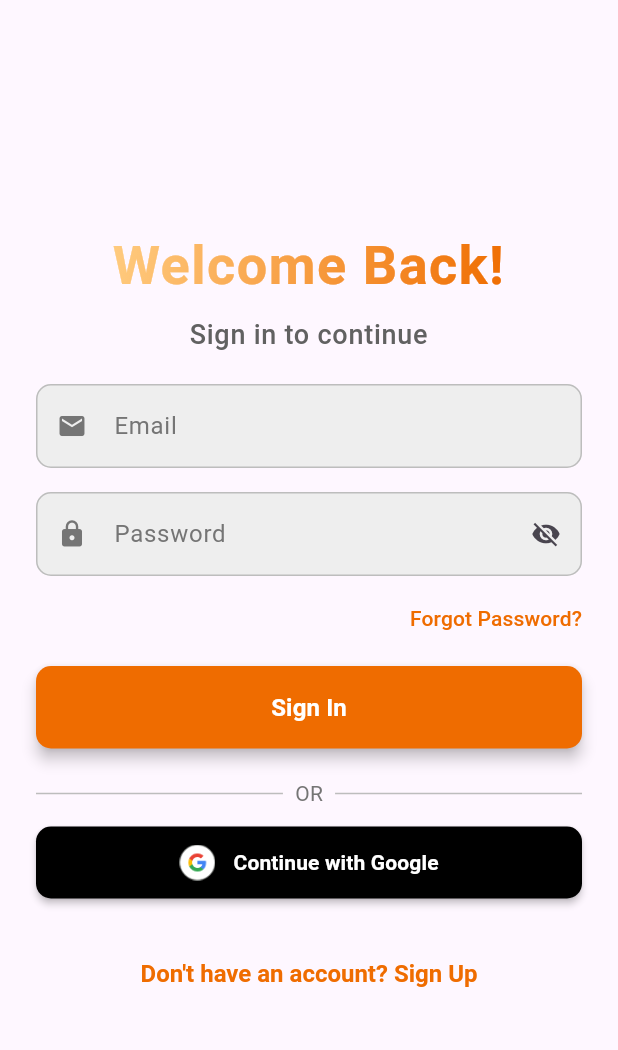
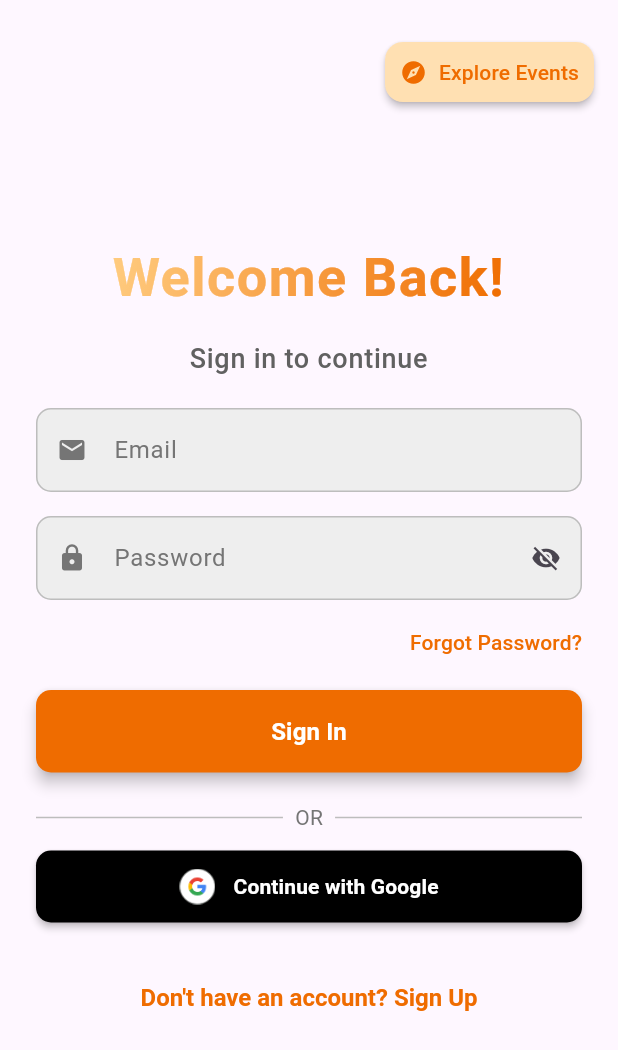
Before and after one commit to giulionyakunga/tiketi_mkononi, a Flutter app: the LoginScreen screen opened by its route, on a phone screen of 412 x 824 dp. Shown: the top 1050 px of the screen. Run offline on Flutter 3.47's test engine with Material 3 defaults, Android fonts, the phone set to English and light mode, and no system bars; our stand-ins replace cached_network_image, flutter_riverpod, go_router, google_sign_in, image_picker, infinite_scroll_pagination and 5 more; missing offline and left inert: qr_code_scanner; accounts and stored records are empty.

Commit message:
Update login_screen.dart

```diff
--- a/lib/screens/auth/login_screen.dart
+++ b/lib/screens/auth/login_screen.dart
@@ -1,22 +1,29 @@
 import 'dart:convert';
 import 'dart:io';
+import 'package:flutter/foundation.dart';
 import 'package:flutter/material.dart';
+import 'package:flutter_riverpod/flutter_riverpod.dart';
+import 'package:go_router/go_router.dart';
 import 'package:shared_preferences/shared_preferences.dart';
 import 'package:tiketi_mkononi/models/user_profile.dart';
+import 'package:tiketi_mkononi/screens/event_details_page.dart';
+import 'package:tiketi_mkononi/screens/event_providers.dart';
 import 'package:tiketi_mkononi/services/storage_service.dart';
 import '../../env.dart';
 import 'package:http/http.dart' as http;
 import 'package:google_sign_in/google_sign_in.dart';
 import 'package:sign_in_with_apple/sign_in_with_apple.dart';
+import 'web_setup_stub.dart'
+if (dart.library.html) 'web_setup_web.dart';
 
-class LoginScreen extends StatefulWidget {
+class LoginScreen extends ConsumerStatefulWidget {
   const LoginScreen({super.key});
 
   @override
-  State<LoginScreen> createState() => _LoginScreenState();
+  ConsumerState<LoginScreen> createState() => _LoginScreenState();
 }
 
-class _LoginScreenState extends State<LoginScreen> {
+class _LoginScreenState extends ConsumerState<LoginScreen> {
   final _formKey = GlobalKey<FormState>();
   final _emailController = TextEditingController();
   final _passwordController = TextEditingController();
@@ -85,7 +92,25 @@ class _LoginScreenState extends State<LoginScreen> {
             final responseData = jsonDecode(response.body);
             if (responseData['token'] != "") {
               await _saveUserProfile(responseData);
-              Navigator.pushReplacementNamed(context, '/home');
+
+              final event = ref.watch(selectedEventProvider);
+              if(event != null) {
+                ref.read(selectedEventProvider.notifier).state = null;
+
+                Navigator.pushReplacement(
+                  context,
+                  MaterialPageRoute(
+                    builder: (context) => EventDetailsPage(
+                      event: event,
+                      userId: responseData['id'],
+                      refreshMethod: () {},
+                      useDNS: true,
+                    ),
+                  ),
+                );
+              } else {
+                context.go('/home');
+              }
             } else {
               _showSnackBar(response.body);
             }
@@ -186,7 +211,6 @@ class _LoginScreenState extends State<LoginScreen> {
     );
   }
 
-
   Future<void> _handleGoogleSignIn2(String? token, String email, String? name,  {bool useDNS = true}) async {
     try {
       final Uri uri = useDNS ? Uri.parse('${backend_url}api/google_login') // Original URL
@@ -206,8 +230,27 @@ class _LoginScreenState extends State<LoginScreen> {
         if (response.body == "Login failed, Plz check your credentials!") {
           _showSnackBar(response.body);
         } else {
-          await _saveUserProfile(jsonDecode(response.body));
-          Navigator.pushReplacementNamed(context, '/home');
+          final responseData = jsonDecode(response.body);
+          await _saveUserProfile(responseData);
+
+          final event = ref.watch(selectedEventProvider);
+          if(event != null) {
+            ref.read(selectedEventProvider.notifier).state = null;
+
+            Navigator.pushReplacement(
+              context,
+              MaterialPageRoute(
+                builder: (context) => EventDetailsPage(
+                  event: event,
+                  userId: responseData['id'],
+                  refreshMethod: () {},
+                  useDNS: true,
+                ),
+              ),
+            );
+          } else {
+            context.go('/home');
+          }
         }
 
         if(useDNS){
@@ -293,8 +336,27 @@ class _LoginScreenState extends State<LoginScreen> {
         if (response.body == "Login failed, Plz check your credentials!") {
           _showSnackBar(response.body);
         } else {
-          await _saveUserProfile(jsonDecode(response.body));
-          Navigator.pushReplacementNamed(context, '/home');
+          final responseData = jsonDecode(response.body);
+          await _saveUserProfile(responseData);
+
+          final event = ref.watch(selectedEventProvider);
+          if(event != null) {
+            ref.read(selectedEventProvider.notifier).state = null;
+
+            Navigator.pushReplacement(
+              context,
+              MaterialPageRoute(
+                builder: (context) => EventDetailsPage(
+                  event: event,
+                  userId: responseData['id'],
+                  refreshMethod: () {},
+                  useDNS: true,
+                ),
+              ),
+            );
+          } else {
+            context.go('/home');
+          }
         }
 
         if(useDNS){
@@ -407,7 +469,7 @@ class _LoginScreenState extends State<LoginScreen> {
   //       }
 
   //       // await _storageService.saveUserProfile(profile);
-  //       if (mounted) Navigator.pushReplacementNamed(context, '/home');
+  //       if (mounted) context.go('/home');
   //     } else if (response.statusCode == 302) {
   //       _handleHTTPRedirect();
   //     } else {
@@ -534,7 +596,7 @@ class _LoginScreenState extends State<LoginScreen> {
           Align(
             alignment: Alignment.centerRight,
             child: TextButton(
-              onPressed: () => Navigator.pushNamed(context, '/forgot-password'),
+              onPressed: () => context.push('/forgot-password'),
               style: TextButton.styleFrom(
                 padding: EdgeInsets.zero,
                 tapTargetSize: MaterialTapTargetSize.shrinkWrap,
@@ -653,6 +715,29 @@ class _LoginScreenState extends State<LoginScreen> {
           ],
         ),
         SizedBox(height: isLargeScreen ? 20 : 12),
+        if (kIsWeb && ((getOS() == "Windows") || (getOS() == "Linux") || getOS() == "Android" ))
+        _buildSocialButton(
+            imagePath: 'assets/images/google_logo.png',
+            text: 'Continue with Google',
+            textColor: Colors.white,
+            color: Colors.black,
+            onPressed: _handleGoogleSignIn,
+            isLargeScreen: isLargeScreen,
+        ),
+        if (kIsWeb && ((getOS() == "Windows") || (getOS() == "Linux") || getOS() == "Android" ))
+        SizedBox(height: isLargeScreen ? 10 : 6),
+        if (kIsWeb && ((getOS() == "macOS") || (getOS() == "iOS")))
+        _buildSocialButton(
+          imagePath: 'assets/images/appleid_logo.png',
+          text: 'Continue with Apple',
+          textColor: Colors.black,
+          color: Colors.white,
+          onPressed: _handleAppleSignIn,
+          isLargeScreen: isLargeScreen,
+        ),
+        if (kIsWeb && ((getOS() == "macOS") || (getOS() == "iOS")))
+        SizedBox(height: isLargeScreen ? 10 : 6),
+        if (!kIsWeb)
         if (Platform.isAndroid) ...[
           _buildSocialButton(
             imagePath: 'assets/images/google_logo.png',
@@ -664,24 +749,24 @@ class _LoginScreenState extends State<LoginScreen> {
           ),
           SizedBox(height: isLargeScreen ? 10 : 6),
         ],
-        if (Platform.isIOS) ...[
-          _buildSocialButton(
-            imagePath: 'assets/images/appleid_logo.png',
-            text: 'Continue with Apple',
-            textColor: Colors.black,
-            color: Colors.white,
-            onPressed: _handleAppleSignIn,
-            isLargeScreen: isLargeScreen,
-          ),
-          SizedBox(height: isLargeScreen ? 10 : 6),
-        ],
+        // if (Platform.isIOS) ...[
+        //   _buildSocialButton(
+        //     imagePath: 'assets/images/appleid_logo.png',
+        //     text: 'Continue with Apple',
+        //     textColor: Colors.black,
+        //     color: Colors.white,
+        //     onPressed: _handleAppleSignIn,
+        //     isLargeScreen: isLargeScreen,
+        //   ),
+        //   SizedBox(height: isLargeScreen ? 10 : 6),
+        // ],
       ],
     );
   }
 
   Widget _buildRegisterSection(bool isLargeScreen) {
     return TextButton(
-      onPressed: () => Navigator.pushNamed(context, '/register'),
+      onPressed: () => context.push('/register'),
       style: TextButton.styleFrom(
         foregroundColor: Colors.orange[800],
         textStyle: TextStyle(
@@ -698,7 +783,9 @@ class _LoginScreenState extends State<LoginScreen> {
     final isLargeScreen = _isLargeScreen(context);
 
     return Scaffold(
-      body: SafeArea(
+  body: Stack(
+    children: [
+      SafeArea(
         child: Center(
           child: SingleChildScrollView(
             padding: EdgeInsets.symmetric(
@@ -712,6 +799,7 @@ class _LoginScreenState extends State<LoginScreen> {
               child: Column(
                 mainAxisAlignment: MainAxisAlignment.center,
                 children: [
+                  SizedBox(height: 24),
                   ShaderMask(
                     shaderCallback: (Rect bounds) {
                       return LinearGradient(
@@ -732,6 +820,9 @@ class _LoginScreenState extends State<LoginScreen> {
                     ),
                   ),
                   SizedBox(height: isLargeScreen ? 16 : 8),
+
+                  SizedBox(height: isLargeScreen ? 16 : 8),
+
                   Text(
                     'Sign in to continue',
                     style: TextStyle(
@@ -754,6 +845,36 @@ class _LoginScreenState extends State<LoginScreen> {
           ),
         ),
       ),
-    );
+
+      // Positioned button (top-right corner)
+      Positioned(
+        top: 24.0, // Adjust as needed
+        right: 16.0, // Adjust as needed
+        child: ElevatedButton.icon(
+          icon: const Icon(Icons.explore),
+          label: Text(
+            'Explore Events',
+            style: TextStyle(
+              fontSize: isLargeScreen ? 16 : 14,
+              color: Colors.orange[800],
+            ),
+          ),
+          style: ElevatedButton.styleFrom(
+            backgroundColor: Colors.orange[100],
+            foregroundColor: Colors.orange[800],
+            padding: const EdgeInsets.symmetric(vertical: 10, horizontal: 10),
+            shape: RoundedRectangleBorder(
+              borderRadius: BorderRadius.circular(12),
+            ),
+            elevation: 2,
+          ),
+          onPressed: () {
+            context.go('/home');
+          },
+        ),
+      ),
+    ],
+  ),
+);
   }
 }
```
